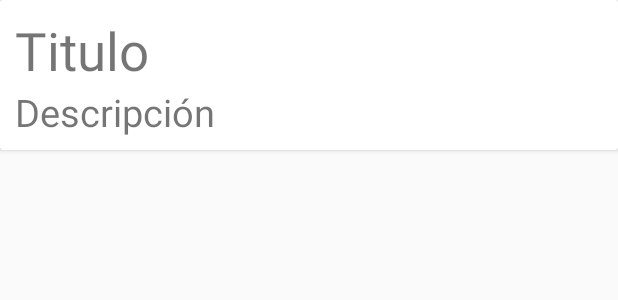
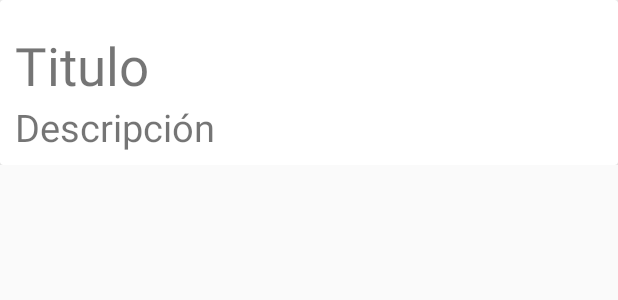
Before and after one commit to paulmillan28/exampleAndroid, an Android app: the layout card_view.xml on its own in the app's theme, with its tools: preview values and no code run, on a phone screen of 412 x 824 dp. Shown: the top 300 px of the screen. Run offline under Robolectric (Android 15) with nearby library versions, the phone set to English and light mode, and no system bars.

Commit message:
fix error de cardview

```diff
--- a/app/src/main/res/layout/card_view.xml
+++ b/app/src/main/res/layout/card_view.xml
@@ -1,9 +1,9 @@
 <?xml version="1.0" encoding="utf-8"?>
-<android.support.constraint.ConstraintLayout xmlns:android="http://schemas.android.com/apk/res/android"
+<LinearLayout xmlns:android="http://schemas.android.com/apk/res/android"
     xmlns:app="http://schemas.android.com/apk/res-auto"
     xmlns:tools="http://schemas.android.com/tools"
     android:layout_width="match_parent"
-    android:layout_height="match_parent"
+    android:layout_height="wrap_content"
     tools:context="com.example.paulgerman.myapplication.MainActivity">
 
     <android.support.v7.widget.CardView
@@ -15,6 +15,7 @@
         <RelativeLayout
             android:layout_width="match_parent"
             android:padding="10dp"
+            android:layout_marginTop="10dp"
             android:layout_height="100dp">
 
             <TextView
@@ -39,4 +40,4 @@
 
     </android.support.v7.widget.CardView>
 
-</android.support.constraint.ConstraintLayout>
+</LinearLayout>
```
